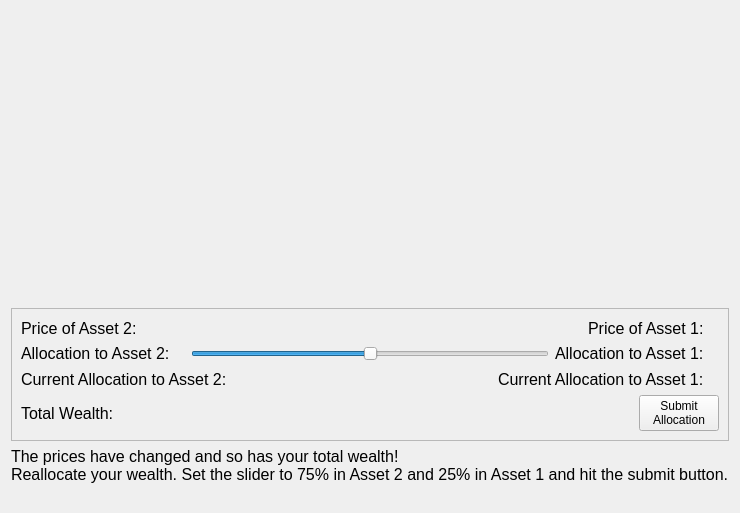
Qt form MarketSimulation/instructionscreentest2.ui (dwattttt/marketsim) before a commit.
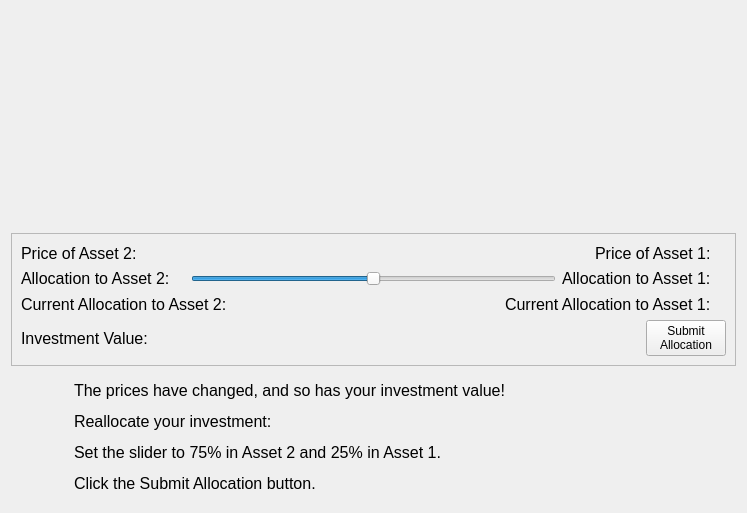
The same form after that commit.

Commit message: Completed all of the easy required changes from Digsy  * Screen 2 text  * Screen 3 text, centering  * Screen 5 text, centering  * Screen 6 text, centering  * Screen 7 text  * Screen 8 text  * Screen 9 text  * Screen 10 text  * Screen 12 text  * Initial allocation - added axis, prevent next until allocation submitted, text, centering  * Block decryption test once one round completed  * Rename total wealth to investment value  * Relocate wealth and time labels along bottom  * Add encrypted/decrypted labels to decryption widget  * Added final score screen

What changed in the file:
```diff
--- a/MarketSimulation/instructionscreentest2.ui
+++ b/MarketSimulation/instructionscreentest2.ui
@@ -6,7 +6,7 @@
    <rect>
     <x>0</x>
     <y>0</y>
-    <width>692</width>
+    <width>747</width>
     <height>513</height>
    </rect>
   </property>
@@ -261,7 +261,7 @@
              </font>
             </property>
             <property name="text">
-             <string>Total Wealth:</string>
+             <string>Investment Value:</string>
             </property>
            </widget>
           </item>
@@ -306,17 +306,62 @@
     </widget>
    </item>
    <item>
+    <widget class="QWidget" name="widget" native="true">
+     <property name="minimumSize">
+      <size>
+       <width>0</width>
+       <height>20</height>
+      </size>
+     </property>
+     <layout class="QHBoxLayout" name="horizontalLayout_8">
+      <item>
+       <spacer name="horizontalSpacer">
+        <property name="orientation">
+         <enum>Qt::Horizontal</enum>
+        </property>
+        <property name="sizeHint" stdset="0">
+         <size>
+          <width>40</width>
+          <height>20</height>
+         </size>
+        </property>
+       </spacer>
+      </item>
+      <item>
     <widget class="QLabel" name="label">
+        <property name="minimumSize">
+         <size>
+          <width>600</width>
+          <height>0</height>
+         </size>
+        </property>
      <property name="font">
       <font>
        <pointsize>12</pointsize>
       </font>
      </property>
      <property name="text">
-      <string>The prices have changed and so has your total wealth!
-Reallocate your wealth. Set the slider to 75% in Asset 2 and 25% in Asset 1 and hit the submit button.
-</string>
-     </property>
+         <string>&lt;html&gt;&lt;head/&gt;&lt;body&gt;&lt;p&gt;The prices have changed, and so has your investment value!&lt;/p&gt;&lt;p&gt;Reallocate your investment:&lt;/p&gt;&lt;p&gt;Set the slider to 75% in Asset 2 and 25% in Asset 1.&lt;/p&gt;&lt;p&gt;Click the Submit Allocation button.&lt;/p&gt;&lt;/body&gt;&lt;/html&gt;</string>
+        </property>
+        <property name="wordWrap">
+         <bool>true</bool>
+        </property>
+       </widget>
+      </item>
+      <item>
+       <spacer name="horizontalSpacer_5">
+        <property name="orientation">
+         <enum>Qt::Horizontal</enum>
+        </property>
+        <property name="sizeHint" stdset="0">
+         <size>
+          <width>40</width>
+          <height>20</height>
+         </size>
+        </property>
+       </spacer>
+      </item>
+     </layout>
     </widget>
    </item>
   </layout>
```
Lines whose indentation alone changed are shown as unchanged. The commit also changes 26 other files.
